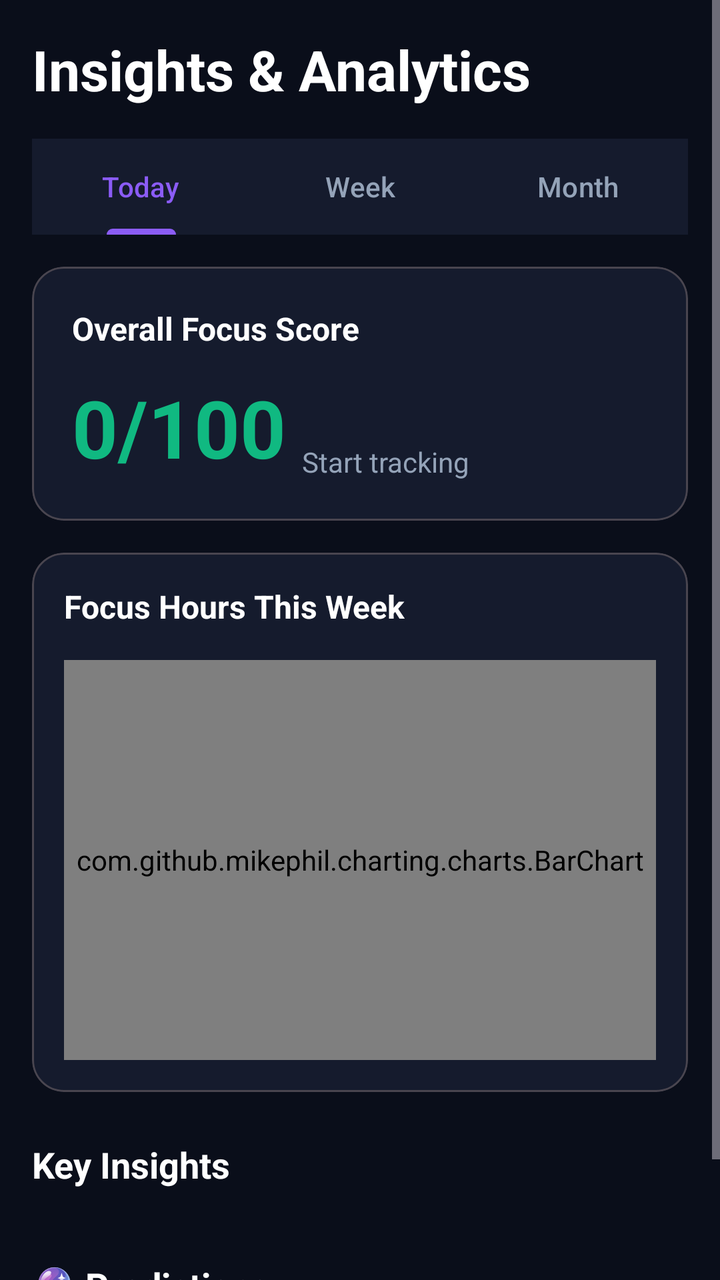
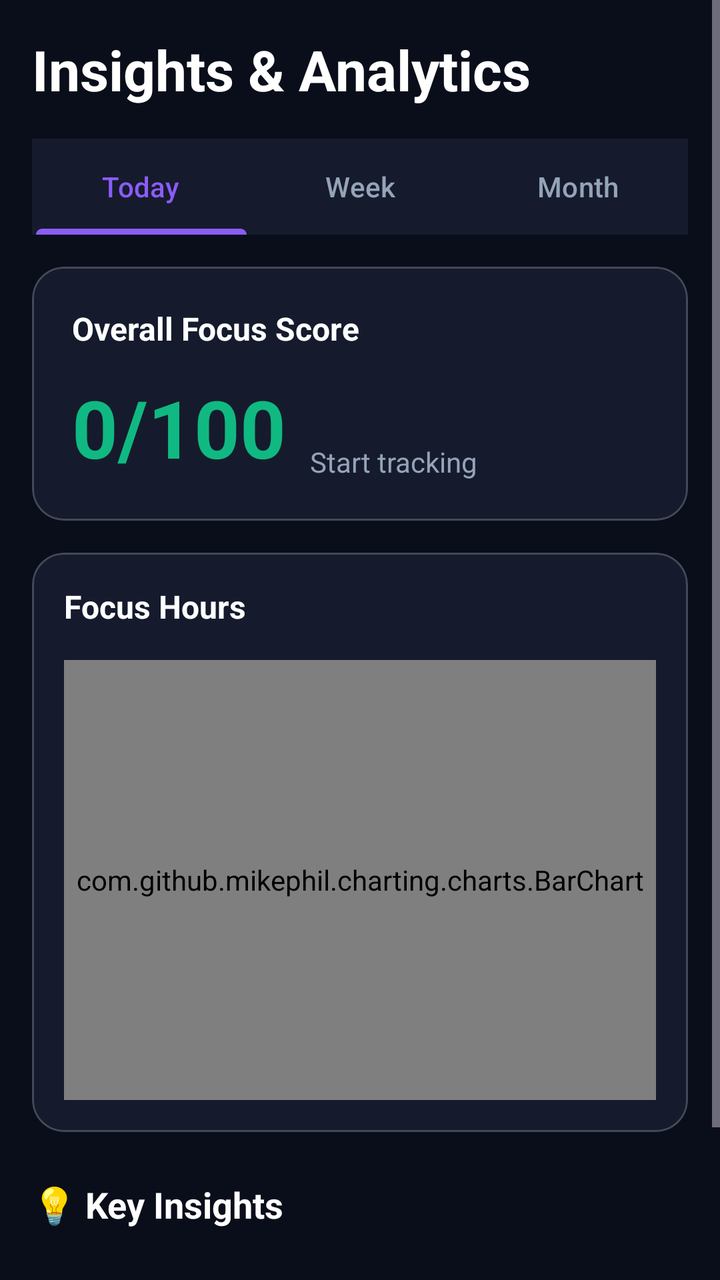

Before-and-after screenshots of an Android layout around one commit, followed by the original layout XML and the change that was made.
<!-- AndroidManifest.xml: application theme Theme.FocusFlow -->
<!-- res/layout/fragment_insights.xml -->
<?xml version="1.0" encoding="utf-8"?>
<layout xmlns:android="http://schemas.android.com/apk/res/android"
    xmlns:app="http://schemas.android.com/apk/res-auto">

    <data>
        <variable
            name="viewModel"
            type="com.nigdroid.focusflow_nitr.ui.insights.InsightsViewModel" />
    </data>

    <ScrollView
        android:layout_width="match_parent"
        android:layout_height="match_parent"
        android:background="@color/background_dark"
        android:fillViewport="true"
        android:fitsSystemWindows="true">

        <androidx.constraintlayout.widget.ConstraintLayout
            android:layout_width="match_parent"
            android:layout_height="wrap_content"
            android:padding="16dp">

            <TextView
                android:id="@+id/insightsTitle"
                style="@style/TitleText"
                android:layout_width="wrap_content"
                android:layout_height="wrap_content"
                android:text="Insights &amp; Analytics"
                app:layout_constraintStart_toStartOf="parent"
                app:layout_constraintTop_toTopOf="parent" />

            
            <ProgressBar
                android:id="@+id/loadingProgress"
                android:layout_width="wrap_content"
                android:layout_height="wrap_content"
                android:indeterminateTint="@color/purple_primary"
                android:visibility="gone"
                app:layout_constraintEnd_toEndOf="parent"
                app:layout_constraintTop_toTopOf="@id/insightsTitle"
                app:layout_constraintBottom_toBottomOf="@id/insightsTitle" />

            
            <com.google.android.material.tabs.TabLayout
                android:id="@+id/tabLayout"
                android:layout_width="0dp"
                android:layout_height="wrap_content"
                android:layout_marginTop="16dp"
                android:background="@color/background_secondary"
                app:layout_constraintEnd_toEndOf="parent"
                app:layout_constraintStart_toStartOf="parent"
                app:layout_constraintTop_toBottomOf="@id/insightsTitle"
                app:tabIndicatorColor="@color/purple_primary"
                app:tabSelectedTextColor="@color/purple_primary"
                app:tabTextColor="@color/text_secondary">

                <com.google.android.material.tabs.TabItem
                    android:layout_width="wrap_content"
                    android:layout_height="wrap_content"
                    android:text="Today" />

                <com.google.android.material.tabs.TabItem
                    android:layout_width="wrap_content"
                    android:layout_height="wrap_content"
                    android:text="Week" />

                <com.google.android.material.tabs.TabItem
                    android:layout_width="wrap_content"
                    android:layout_height="wrap_content"
                    android:text="Month" />
            </com.google.android.material.tabs.TabLayout>

            
            <com.google.android.material.card.MaterialCardView
                android:id="@+id/focusScoreCard"
                android:layout_width="0dp"
                android:layout_height="wrap_content"
                android:layout_marginTop="16dp"
                app:cardBackgroundColor="@color/background_secondary"
                app:cardCornerRadius="16dp"
                app:layout_constraintEnd_toEndOf="parent"
                app:layout_constraintStart_toStartOf="parent"
                app:layout_constraintTop_toBottomOf="@id/tabLayout">

                <androidx.constraintlayout.widget.ConstraintLayout
                    android:layout_width="match_parent"
                    android:layout_height="wrap_content"
                    android:padding="20dp">

                    <TextView
                        android:id="@+id/focusScoreTitle"
                        android:layout_width="wrap_content"
                        android:layout_height="wrap_content"
                        android:text="Overall Focus Score"
                        android:textColor="@color/text_primary"
                        android:textSize="16sp"
                        android:textStyle="bold"
                        app:layout_constraintStart_toStartOf="parent"
                        app:layout_constraintTop_toTopOf="parent" />

                    <TextView
                        android:id="@+id/focusScoreValue"
                        android:layout_width="wrap_content"
                        android:layout_height="wrap_content"
                        android:layout_marginTop="12dp"
                        android:text="0/100"
                        android:textColor="@color/success_green"
                        android:textSize="40sp"
                        android:textStyle="bold"
                        app:layout_constraintStart_toStartOf="parent"
                        app:layout_constraintTop_toBottomOf="@id/focusScoreTitle" />

                    <TextView
                        android:id="@+id/focusScoreChange"
                        android:layout_width="wrap_content"
                        android:layout_height="wrap_content"
                        android:layout_marginStart="8dp"
                        android:text="Start tracking"
                        android:textColor="@color/text_secondary"
                        android:textSize="14sp"
                        app:layout_constraintBottom_toBottomOf="@id/focusScoreValue"
                        app:layout_constraintStart_toEndOf="@id/focusScoreValue" />

                </androidx.constraintlayout.widget.ConstraintLayout>
            </com.google.android.material.card.MaterialCardView>

            
            <com.google.android.material.card.MaterialCardView
                android:id="@+id/weeklyChartCard"
                android:layout_width="0dp"
                android:layout_height="wrap_content"
                android:layout_marginTop="16dp"
                app:cardBackgroundColor="@color/background_secondary"
                app:cardCornerRadius="16dp"
                app:layout_constraintEnd_toEndOf="parent"
                app:layout_constraintStart_toStartOf="parent"
                app:layout_constraintTop_toBottomOf="@id/focusScoreCard">

                <LinearLayout
                    android:layout_width="match_parent"
                    android:layout_height="wrap_content"
                    android:orientation="vertical"
                    android:padding="16dp">

                    <TextView
                        android:layout_width="wrap_content"
                        android:layout_height="wrap_content"
                        android:text="Focus Hours This Week"
                        android:textColor="@color/text_primary"
                        android:textSize="16sp"
                        android:textStyle="bold" />

                    
                    <com.github.mikephil.charting.charts.BarChart
                        android:id="@+id/weeklyChart"
                        android:layout_width="match_parent"
                        android:layout_height="200dp"
                        android:layout_marginTop="16dp" />

                </LinearLayout>
            </com.google.android.material.card.MaterialCardView>

            
            <TextView
                android:id="@+id/insightsSubtitle"
                style="@style/TitleText"
                android:layout_width="wrap_content"
                android:layout_height="wrap_content"
                android:layout_marginTop="24dp"
                android:text="Key Insights"
                android:textSize="18sp"
                app:layout_constraintStart_toStartOf="parent"
                app:layout_constraintTop_toBottomOf="@id/weeklyChartCard" />

            <androidx.recyclerview.widget.RecyclerView
                android:id="@+id/insightsRecycler"
                android:layout_width="0dp"
                android:layout_height="wrap_content"
                android:layout_marginTop="12dp"
                android:nestedScrollingEnabled="false"
                app:layout_constraintEnd_toEndOf="parent"
                app:layout_constraintStart_toStartOf="parent"
                app:layout_constraintTop_toBottomOf="@id/insightsSubtitle" />

            
            <TextView
                android:id="@+id/predictionsTitle"
                style="@style/TitleText"
                android:layout_width="wrap_content"
                android:layout_height="wrap_content"
                android:layout_marginTop="24dp"
                android:text="🔮 Predictions"
                android:textSize="18sp"
                app:layout_constraintStart_toStartOf="parent"
                app:layout_constraintTop_toBottomOf="@id/insightsRecycler" />

            <androidx.recyclerview.widget.RecyclerView
                android:id="@+id/predictionsRecycler"
                android:layout_width="0dp"
                android:layout_height="wrap_content"
                android:layout_marginTop="12dp"
                android:layout_marginBottom="24dp"
                android:nestedScrollingEnabled="false"
                app:layout_constraintEnd_toEndOf="parent"
                app:layout_constraintStart_toStartOf="parent"
                app:layout_constraintTop_toBottomOf="@id/predictionsTitle"
                app:layout_constraintBottom_toBottomOf="parent" />

        </androidx.constraintlayout.widget.ConstraintLayout>
    </ScrollView>
</layout>
<!-- resources referenced by this layout -->
<resources>
  <color name="background_dark">#0A0E1A</color>
  <color name="background_secondary">#151B2D</color>
  <color name="purple_primary">#8B5CF6</color>
  <color name="success_green">#10B981</color>
  <color name="text_primary">#FFFFFF</color>
  <color name="text_secondary">#94A3B8</color>
  <style name="TitleText">
          <item name="android:textSize">28sp</item>
          <item name="android:textColor">@color/white</item>
          <item name="android:textStyle">bold</item>
      </style>
  <style name="Theme.FocusFlow" parent="Theme.Material3.Dark.NoActionBar">
          <item name="colorPrimary">@color/purple_primary</item>
          <item name="colorPrimaryVariant">@color/purple_dark</item>
          <item name="colorOnPrimary">@color/white</item>
          <item name="colorSecondary">@color/cyan_accent</item>
          <item name="android:statusBarColor">@color/background_dark</item>
          <item name="android:navigationBarColor">@color/background_dark</item>
          <item name="android:windowLightStatusBar">false</item>
      </style>
  <color name="white">#FFFFFF</color>
  <color name="purple_dark">#6D28D9</color>
  <color name="cyan_accent">#06B6D4</color>
</resources>

<!-- the commit's change to res/layout/fragment_insights.xml (unified diff, before → after) -->
@@ -1,6 +1,7 @@
 <?xml version="1.0" encoding="utf-8"?>
 <layout xmlns:android="http://schemas.android.com/apk/res/android"
-    xmlns:app="http://schemas.android.com/apk/res-auto">
+    xmlns:app="http://schemas.android.com/apk/res-auto"
+    xmlns:tools="http://schemas.android.com/tools">
 
     <data>
         <variable
@@ -38,7 +39,8 @@
                 android:visibility="gone"
                 app:layout_constraintEnd_toEndOf="parent"
                 app:layout_constraintTop_toTopOf="@id/insightsTitle"
-                app:layout_constraintBottom_toBottomOf="@id/insightsTitle" />
+                app:layout_constraintBottom_toBottomOf="@id/insightsTitle"
+                tools:visibility="visible" />
 
             
             <com.google.android.material.tabs.TabLayout
@@ -52,7 +54,9 @@
                 app:layout_constraintTop_toBottomOf="@id/insightsTitle"
                 app:tabIndicatorColor="@color/purple_primary"
                 app:tabSelectedTextColor="@color/purple_primary"
-                app:tabTextColor="@color/text_secondary">
+                app:tabTextColor="@color/text_secondary"
+                app:tabIndicatorFullWidth="true"
+                app:tabIndicatorHeight="3dp">
 
                 <com.google.android.material.tabs.TabItem
                     android:layout_width="wrap_content"
@@ -78,6 +82,9 @@
                 android:layout_marginTop="16dp"
                 app:cardBackgroundColor="@color/background_secondary"
                 app:cardCornerRadius="16dp"
+                app:cardElevation="0dp"
+                app:strokeWidth="1dp"
+                app:strokeColor="@color/glass_border"
                 app:layout_constraintEnd_toEndOf="parent"
                 app:layout_constraintStart_toStartOf="parent"
                 app:layout_constraintTop_toBottomOf="@id/tabLayout">
@@ -112,14 +119,15 @@
 
                     <TextView
                         android:id="@+id/focusScoreChange"
-                        android:layout_width="wrap_content"
-                        android:layout_height="wrap_content"
-                        android:layout_marginStart="8dp"
+                        android:layout_width="0dp"
+                        android:layout_height="wrap_content"
+                        android:layout_marginStart="12dp"
                         android:text="Start tracking"
                         android:textColor="@color/text_secondary"
                         android:textSize="14sp"
                         app:layout_constraintBottom_toBottomOf="@id/focusScoreValue"
-                        app:layout_constraintStart_toEndOf="@id/focusScoreValue" />
+                        app:layout_constraintStart_toEndOf="@id/focusScoreValue"
+                        app:layout_constraintEnd_toEndOf="parent" />
 
                 </androidx.constraintlayout.widget.ConstraintLayout>
             </com.google.android.material.card.MaterialCardView>
@@ -132,6 +140,9 @@
                 android:layout_marginTop="16dp"
                 app:cardBackgroundColor="@color/background_secondary"
                 app:cardCornerRadius="16dp"
+                app:cardElevation="0dp"
+                app:strokeWidth="1dp"
+                app:strokeColor="@color/glass_border"
                 app:layout_constraintEnd_toEndOf="parent"
                 app:layout_constraintStart_toStartOf="parent"
                 app:layout_constraintTop_toBottomOf="@id/focusScoreCard">
@@ -142,10 +153,12 @@
                     android:orientation="vertical"
                     android:padding="16dp">
 
-                    <TextView
+                    
+                    <TextView
+                        android:id="@+id/chartTitle"
                         android:layout_width="wrap_content"
                         android:layout_height="wrap_content"
-                        android:text="Focus Hours This Week"
+                        android:text="Focus Hours"
                         android:textColor="@color/text_primary"
                         android:textSize="16sp"
                         android:textStyle="bold" />
@@ -154,8 +167,21 @@
                     <com.github.mikephil.charting.charts.BarChart
                         android:id="@+id/weeklyChart"
                         android:layout_width="match_parent"
-                        android:layout_height="200dp"
+                        android:layout_height="220dp"
                         android:layout_marginTop="16dp" />
+
+                    
+                    <TextView
+                        android:id="@+id/noDataText"
+                        android:layout_width="match_parent"
+                        android:layout_height="220dp"
+                        android:layout_marginTop="16dp"
+                        android:gravity="center"
+                        android:text="📊\n\nNo data available\nStart a focus session to see your progress!"
+                        android:textColor="@color/text_secondary"
+                        android:textSize="14sp"
+                        android:visibility="gone"
+                        tools:visibility="gone" />
 
                 </LinearLayout>
             </com.google.android.material.card.MaterialCardView>
@@ -167,7 +193,7 @@
                 android:layout_width="wrap_content"
                 android:layout_height="wrap_content"
                 android:layout_marginTop="24dp"
-                android:text="Key Insights"
+                android:text="💡 Key Insights"
                 android:textSize="18sp"
                 app:layout_constraintStart_toStartOf="parent"
                 app:layout_constraintTop_toBottomOf="@id/weeklyChartCard" />
@@ -180,7 +206,9 @@
                 android:nestedScrollingEnabled="false"
                 app:layout_constraintEnd_toEndOf="parent"
                 app:layout_constraintStart_toStartOf="parent"
-                app:layout_constraintTop_toBottomOf="@id/insightsSubtitle" />
+                app:layout_constraintTop_toBottomOf="@id/insightsSubtitle"
+                tools:itemCount="3"
+                tools:listitem="@layout/item_insight" />
 
             
             <TextView
@@ -204,8 +232,47 @@
                 app:layout_constraintEnd_toEndOf="parent"
                 app:layout_constraintStart_toStartOf="parent"
                 app:layout_constraintTop_toBottomOf="@id/predictionsTitle"
-                app:layout_constraintBottom_toBottomOf="parent" />
+                app:layout_constraintBottom_toBottomOf="parent"
+                tools:itemCount="3"
+                tools:listitem="@layout/item_insight" />
 
         </androidx.constraintlayout.widget.ConstraintLayout>
     </ScrollView>
 </layout>
+<!-- res/layout/item_insight.xml (included above) -->
+<?xml version="1.0" encoding="utf-8"?>
+<com.google.android.material.card.MaterialCardView
+    xmlns:android="http://schemas.android.com/apk/res/android"
+    xmlns:app="http://schemas.android.com/apk/res-auto"
+    android:layout_width="match_parent"
+    android:layout_height="wrap_content"
+    android:layout_marginBottom="8dp"
+    app:cardBackgroundColor="@color/background_secondary"
+    app:cardCornerRadius="12dp">
+
+    <LinearLayout
+        android:layout_width="match_parent"
+        android:layout_height="wrap_content"
+
+        android:orientation="horizontal"
+        android:padding="16dp">
+
+        <TextView
+            android:layout_width="wrap_content"
+            android:layout_height="wrap_content"
+            android:layout_marginVertical="5dp"
+            android:text="💡"
+            android:textSize="20sp" />
+
+        <TextView
+            android:id="@+id/insightText"
+            android:layout_width="0dp"
+            android:layout_marginVertical="5dp"
+            android:layout_height="wrap_content"
+            android:layout_marginStart="12dp"
+            android:layout_weight="1"
+            android:textColor="@color/text_primary"
+            android:textSize="14sp" />
+
+    </LinearLayout>
+</com.google.android.material.card.MaterialCardView>
<!-- resource entries referenced after the edit -->
@@ -2,6 +2,7 @@
 <resources>
   <color name="background_dark">#0A0E1A</color>
   <color name="background_secondary">#151B2D</color>
+  <color name="glass_border">#33FFFFFF</color>
   <color name="purple_primary">#8B5CF6</color>
   <color name="success_green">#10B981</color>
   <color name="text_primary">#FFFFFF</color>
